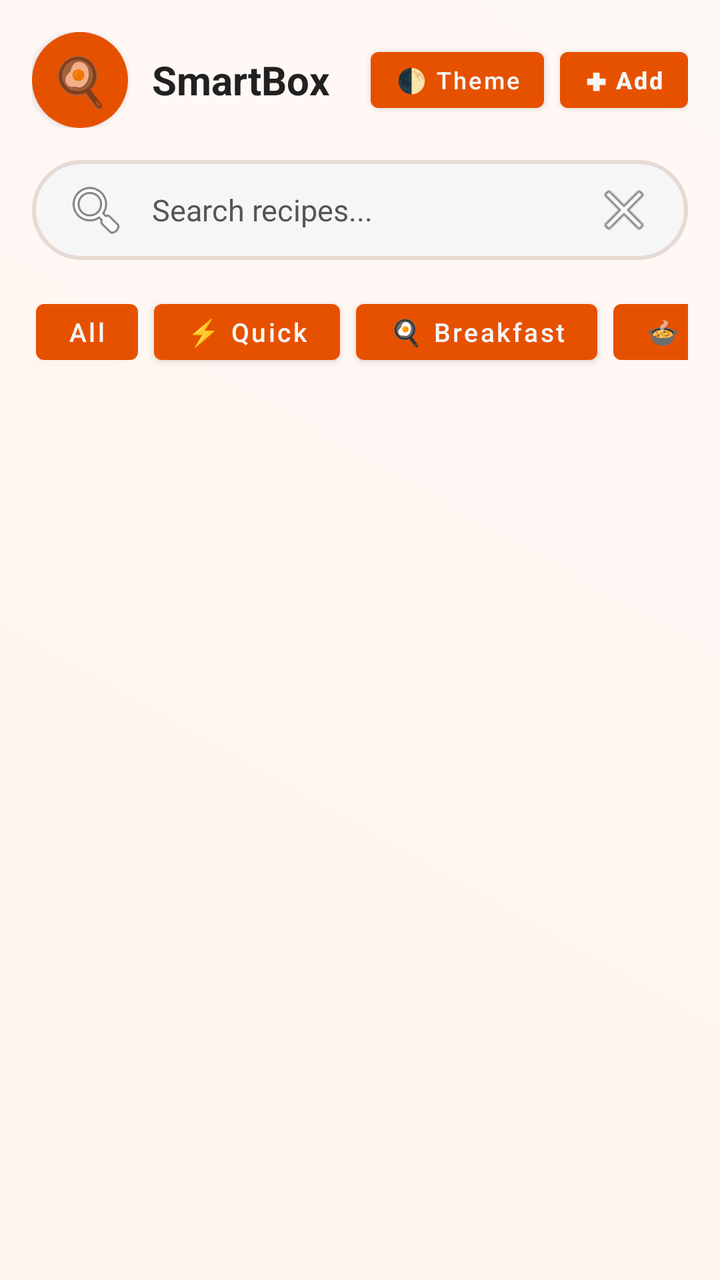
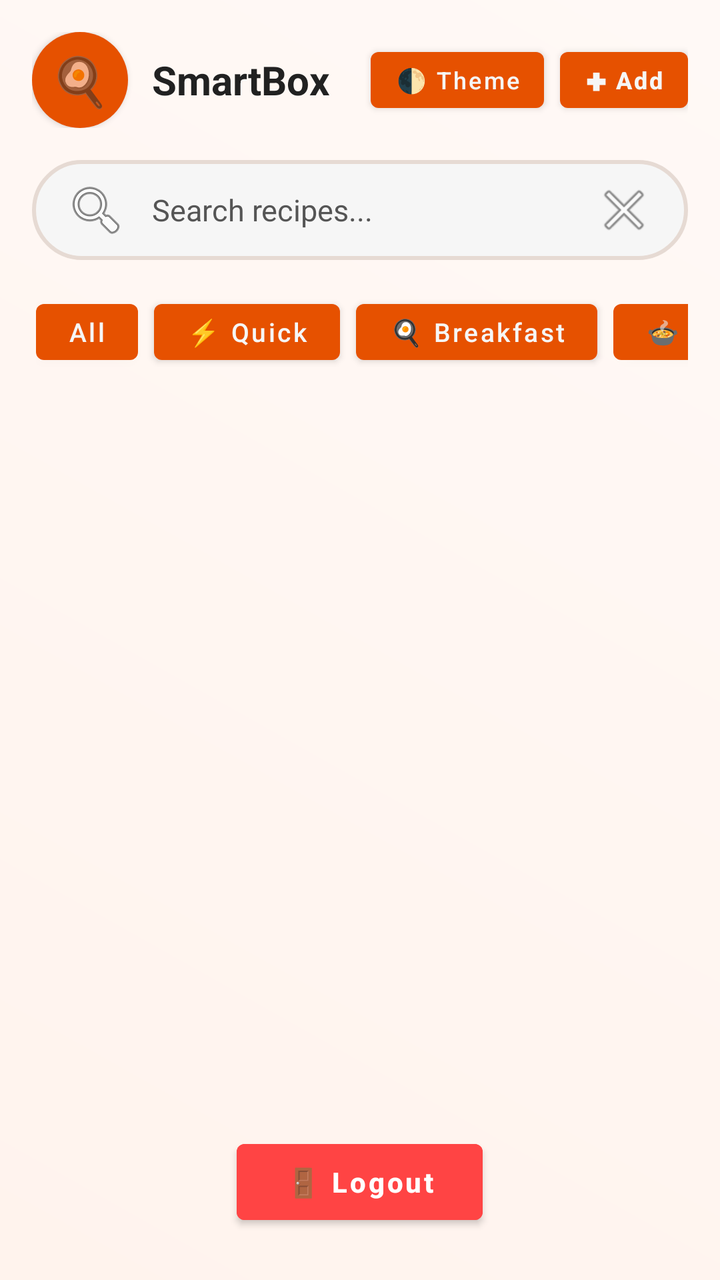

Two renders of the same Android screen: before a commit and after it. Below are the layout's source before the change and the commit's diff.
<!-- AndroidManifest.xml: application theme Theme.SmartRecipeBox -->
<!-- res/layout/fragment_recipe_list.xml -->
<?xml version="1.0" encoding="utf-8"?>
<LinearLayout xmlns:android="http://schemas.android.com/apk/res/android"
    android:layout_width="match_parent"
    android:layout_height="match_parent"
    android:orientation="vertical"
    android:background="@drawable/bg_app_gradient"
    android:padding="16dp">

    
    <LinearLayout
        android:layout_width="match_parent"
        android:layout_height="wrap_content"
        android:orientation="horizontal"
        android:gravity="center_vertical"
        android:layout_marginBottom="16dp">

        <TextView
            android:layout_width="48dp"
            android:layout_height="48dp"
            android:background="@drawable/bg_logo_circle"
            android:text="🍳"
            android:textSize="24sp"
            android:gravity="center"
            android:layout_marginEnd="12dp"
            android:elevation="2dp"/>

        <TextView
            android:id="@+id/tv_title_header"
            android:layout_width="0dp"
            android:layout_height="wrap_content"
            android:layout_weight="1"
            android:text="SmartBox"
            android:textColor="@color/text_primary"
            android:textSize="20sp"
            android:textStyle="bold" />

        <Button
            android:id="@+id/btn_theme_toggle"
            android:layout_width="wrap_content"
            android:layout_height="40dp"
            android:layout_marginEnd="8dp"
            android:minWidth="0dp"
            android:paddingHorizontal="12dp"
            android:text="🌓 Theme"
            android:textAllCaps="false"
            android:textColor="@color/white"
            android:textSize="12sp" />

        <Button
            android:id="@+id/btn_add_recipe"
            android:layout_width="wrap_content"
            android:layout_height="40dp"
            android:minWidth="0dp"
            android:paddingHorizontal="12dp"
            android:text="✚ Add"
            android:textAllCaps="false"
            android:textColor="@color/white"
            android:textSize="12sp"
            android:textStyle="bold" />
    </LinearLayout>

    
    <EditText
        android:id="@+id/et_search"
        android:layout_width="match_parent"
        android:layout_height="50dp"
        android:layout_marginBottom="16dp"
        android:background="@drawable/search_bar_background"
        android:drawableStart="@android:drawable/ic_menu_search"
        android:drawableEnd="@android:drawable/ic_menu_close_clear_cancel"
        android:drawablePadding="12dp"
        android:hint="@string/search_hint"
        android:inputType="text"
        android:paddingStart="16dp"
        android:paddingEnd="16dp"
        android:textColor="@color/text_primary"
        android:textColorHint="@color/text_secondary"
        android:textSize="15sp" />

    
    <HorizontalScrollView
        android:id="@+id/horizontalScrollView"
        android:layout_width="match_parent"
        android:layout_height="wrap_content"
        android:scrollbars="none"
        android:layout_marginBottom="16dp">

        <LinearLayout
            android:layout_width="wrap_content"
            android:layout_height="wrap_content"
            android:orientation="horizontal"
            android:paddingStart="2dp"
            android:paddingEnd="16dp">

            <Button
                android:id="@+id/chip_all"
                android:layout_width="wrap_content"
                android:layout_height="40dp"
                android:layout_marginEnd="8dp"
                android:minWidth="0dp"
                android:paddingHorizontal="16dp"
                android:text="All"
                android:textAllCaps="false"
                android:textColor="@color/white"
                android:textSize="13sp" />

            <Button
                android:id="@+id/chip_quick"
                android:layout_width="wrap_content"
                android:layout_height="40dp"
                android:layout_marginEnd="8dp"
                android:minWidth="0dp"
                android:paddingHorizontal="16dp"
                android:text="⚡ Quick"
                android:textAllCaps="false"
                android:textColor="@color/white"
                android:textSize="13sp" />

            <Button
                android:id="@+id/chip_breakfast"
                android:layout_width="wrap_content"
                android:layout_height="40dp"
                android:layout_marginEnd="8dp"
                android:minWidth="0dp"
                android:paddingHorizontal="16dp"
                android:text="🍳 Breakfast"
                android:textAllCaps="false"
                android:textColor="@color/white"
                android:textSize="13sp" />

            <Button
                android:id="@+id/chip_dinner"
                android:layout_width="wrap_content"
                android:layout_height="40dp"
                android:layout_marginEnd="8dp"
                android:minWidth="0dp"
                android:paddingHorizontal="16dp"
                android:text="🍲 Dinner"
                android:textAllCaps="false"
                android:textColor="@color/white"
                android:textSize="13sp" />

            <Button
                android:id="@+id/chip_dessert"
                android:layout_width="wrap_content"
                android:layout_height="40dp"
                android:layout_marginEnd="8dp"
                android:minWidth="0dp"
                android:paddingHorizontal="16dp"
                android:text="🍰 Dessert"
                android:textAllCaps="false"
                android:textColor="@color/white"
                android:textSize="13sp" />
        </LinearLayout>
    </HorizontalScrollView>

    
    <ScrollView
        android:layout_width="match_parent"
        android:layout_height="0dp"
        android:layout_weight="1"
        android:fillViewport="true">

        <LinearLayout
            android:id="@+id/recipes_container"
            android:layout_width="match_parent"
            android:layout_height="wrap_content"
            android:orientation="vertical" />
    </ScrollView>

</LinearLayout>
<!-- resources referenced by this layout -->
<resources>
  <color name="text_primary">#212121</color>
  <color name="text_secondary">#555555</color>
  <color name="white">#F6F6F6</color>
  <!-- drawable bg_app_gradient (drawable) -->
  <?xml version="1.0" encoding="utf-8"?>
  <shape xmlns:android="http://schemas.android.com/apk/res/android"
      android:shape="rectangle">
      <gradient
          android:startColor="@color/bg_start"
          android:endColor="@color/bg_end"
          android:angle="45" />
  </shape>
  <!-- drawable bg_logo_circle (drawable) -->
  <?xml version="1.0" encoding="utf-8"?>
  <shape xmlns:android="http://schemas.android.com/apk/res/android"
      android:shape="oval">
      <solid android:color="@color/primary"/>
  </shape>
  <!-- drawable search_bar_background (drawable) -->
  <?xml version="1.0" encoding="utf-8"?>
  <shape xmlns:android="http://schemas.android.com/apk/res/android"
      android:shape="rectangle">
      <solid android:color="@color/card_surface"/>
      <stroke android:width="2dp" android:color="@color/border_color"/>
      <corners android:radius="28dp" />
  </shape>
  <string name="search_hint">Search recipes...</string>
  <style name="Theme.SmartRecipeBox" parent="Theme.MaterialComponents.DayNight.NoActionBar">
          <item name="colorPrimary">@color/primary</item>
          <item name="colorPrimaryVariant">@color/primary_dark</item>
          <item name="colorSecondary">@color/accent</item>
  
          <item name="android:windowBackground">@color/bg_start</item>
          <item name="android:textColorPrimary">@color/text_primary</item>
  
          <item name="android:statusBarColor">@color/primary_dark</item>
  
          <item name="android:navigationBarColor">@color/primary_dark</item>
      </style>
  <color name="bg_start">#FFF3ED</color>
  <color name="bg_end">#FFF9F6</color>
  <color name="primary">#E65100</color>
  <color name="card_surface">#F6F6F6</color>
  <color name="border_color">#E6DAD3</color>
  <color name="primary_dark">#BF360C</color>
  <color name="accent">#FF9100</color>
</resources>

<!-- the commit's change to res/layout/fragment_recipe_list.xml (unified diff, before → after) -->
@@ -1,171 +1,197 @@
 <?xml version="1.0" encoding="utf-8"?>
-<LinearLayout xmlns:android="http://schemas.android.com/apk/res/android"
+<RelativeLayout xmlns:android="http://schemas.android.com/apk/res/android"
     android:layout_width="match_parent"
     android:layout_height="match_parent"
-    android:orientation="vertical"
-    android:background="@drawable/bg_app_gradient"
-    android:padding="16dp">
+    android:background="@drawable/bg_app_gradient">
 
     
     <LinearLayout
         android:layout_width="match_parent"
-        android:layout_height="wrap_content"
-        android:orientation="horizontal"
-        android:gravity="center_vertical"
-        android:layout_marginBottom="16dp">
+        android:layout_height="match_parent"
+        android:orientation="vertical"
+        android:padding="16dp">
 
-        <TextView
-            android:layout_width="48dp"
-            android:layout_height="48dp"
-            android:background="@drawable/bg_logo_circle"
-            android:text="🍳"
-            android:textSize="24sp"
-            android:gravity="center"
-            android:layout_marginEnd="12dp"
-            android:elevation="2dp"/>
-
-        <TextView
-            android:id="@+id/tv_title_header"
-            android:layout_width="0dp"
-            android:layout_height="wrap_content"
-            android:layout_weight="1"
-            android:text="SmartBox"
-            android:textColor="@color/text_primary"
-            android:textSize="20sp"
-            android:textStyle="bold" />
-
-        <Button
-            android:id="@+id/btn_theme_toggle"
-            android:layout_width="wrap_content"
-            android:layout_height="40dp"
-            android:layout_marginEnd="8dp"
-            android:minWidth="0dp"
-            android:paddingHorizontal="12dp"
-            android:text="🌓 Theme"
-            android:textAllCaps="false"
-            android:textColor="@color/white"
-            android:textSize="12sp" />
-
-        <Button
-            android:id="@+id/btn_add_recipe"
-            android:layout_width="wrap_content"
-            android:layout_height="40dp"
-            android:minWidth="0dp"
-            android:paddingHorizontal="12dp"
-            android:text="✚ Add"
-            android:textAllCaps="false"
-            android:textColor="@color/white"
-            android:textSize="12sp"
-            android:textStyle="bold" />
-    </LinearLayout>
-
-    
-    <EditText
-        android:id="@+id/et_search"
-        android:layout_width="match_parent"
-        android:layout_height="50dp"
-        android:layout_marginBottom="16dp"
-        android:background="@drawable/search_bar_background"
-        android:drawableStart="@android:drawable/ic_menu_search"
-        android:drawableEnd="@android:drawable/ic_menu_close_clear_cancel"
-        android:drawablePadding="12dp"
-        android:hint="@string/search_hint"
-        android:inputType="text"
-        android:paddingStart="16dp"
-        android:paddingEnd="16dp"
-        android:textColor="@color/text_primary"
-        android:textColorHint="@color/text_secondary"
-        android:textSize="15sp" />
-
-    
-    <HorizontalScrollView
-        android:id="@+id/horizontalScrollView"
-        android:layout_width="match_parent"
-        android:layout_height="wrap_content"
-        android:scrollbars="none"
-        android:layout_marginBottom="16dp">
-
+        
         <LinearLayout
-            android:layout_width="wrap_content"
+            android:layout_width="match_parent"
             android:layout_height="wrap_content"
             android:orientation="horizontal"
-            android:paddingStart="2dp"
-            android:paddingEnd="16dp">
+            android:gravity="center_vertical"
+            android:layout_marginBottom="16dp">
+
+            <TextView
+                android:layout_width="48dp"
+                android:layout_height="48dp"
+                android:background="@drawable/bg_logo_circle"
+                android:text="🍳"
+                android:textSize="24sp"
+                android:gravity="center"
+                android:layout_marginEnd="12dp"
+                android:elevation="2dp"/>
+
+            <TextView
+                android:id="@+id/tv_title_header"
+                android:layout_width="0dp"
+                android:layout_height="wrap_content"
+                android:layout_weight="1"
+                android:text="SmartBox"
+                android:textColor="@color/text_primary"
+                android:textSize="20sp"
+                android:textStyle="bold"
+                android:maxLines="1" />
 
             <Button
-                android:id="@+id/chip_all"
+                android:id="@+id/btn_theme_toggle"
                 android:layout_width="wrap_content"
                 android:layout_height="40dp"
                 android:layout_marginEnd="8dp"
                 android:minWidth="0dp"
-                android:paddingHorizontal="16dp"
-                android:text="All"
+                android:paddingHorizontal="12dp"
+                android:text="🌓 Theme"
                 android:textAllCaps="false"
                 android:textColor="@color/white"
-                android:textSize="13sp" />
+                android:textSize="12sp" />
 
             <Button
-                android:id="@+id/chip_quick"
+                android:id="@+id/btn_add_recipe"
                 android:layout_width="wrap_content"
                 android:layout_height="40dp"
-                android:layout_marginEnd="8dp"
                 android:minWidth="0dp"
-                android:paddingHorizontal="16dp"
-                android:text="⚡ Quick"
+                android:paddingHorizontal="12dp"
+                android:text="✚ Add"
                 android:textAllCaps="false"
                 android:textColor="@color/white"
-                android:textSize="13sp" />
+                android:textSize="12sp"
+                android:textStyle="bold" />
+        </LinearLayout>
 
-            <Button
-                android:id="@+id/chip_breakfast"
+        
+        <EditText
+            android:id="@+id/et_search"
+            android:layout_width="match_parent"
+            android:layout_height="50dp"
+            android:layout_marginBottom="16dp"
+            android:background="@drawable/search_bar_background"
+            android:drawableStart="@android:drawable/ic_menu_search"
+            android:drawableEnd="@android:drawable/ic_menu_close_clear_cancel"
+            android:drawablePadding="12dp"
+            android:hint="@string/search_hint"
+            android:inputType="text"
+            android:paddingStart="16dp"
+            android:paddingEnd="16dp"
+            android:textColor="@color/text_primary"
+            android:textColorHint="@color/text_secondary"
+            android:textSize="15sp" />
+
+        
+        <HorizontalScrollView
+            android:id="@+id/horizontalScrollView"
+            android:layout_width="match_parent"
+            android:layout_height="wrap_content"
+            android:scrollbars="none"
+            android:layout_marginBottom="16dp">
+
+            <LinearLayout
                 android:layout_width="wrap_content"
-                android:layout_height="40dp"
-                android:layout_marginEnd="8dp"
-                android:minWidth="0dp"
-                android:paddingHorizontal="16dp"
-                android:text="🍳 Breakfast"
-                android:textAllCaps="false"
-                android:textColor="@color/white"
-                android:textSize="13sp" />
+                android:layout_height="wrap_content"
+                android:orientation="horizontal"
+                android:paddingStart="2dp"
+                android:paddingEnd="16dp">
 
-            <Button
-                android:id="@+id/chip_dinner"
-                android:layout_width="wrap_content"
-                android:layout_height="40dp"
-                android:layout_marginEnd="8dp"
-                android:minWidth="0dp"
-                android:paddingHorizontal="16dp"
-                android:text="🍲 Dinner"
-                android:textAllCaps="false"
-                android:textColor="@color/white"
-                android:textSize="13sp" />
+                <Button
+                    android:id="@+id/chip_all"
+                    android:layout_width="wrap_content"
+                    android:layout_height="40dp"
+                    android:layout_marginEnd="8dp"
+                    android:minWidth="0dp"
+                    android:paddingHorizontal="16dp"
+                    android:text="All"
+                    android:textAllCaps="false"
+                    android:textColor="@color/white"
+                    android:textSize="13sp" />
 
-            <Button
-                android:id="@+id/chip_dessert"
-                android:layout_width="wrap_content"
-                android:layout_height="40dp"
-                android:layout_marginEnd="8dp"
-                android:minWidth="0dp"
-                android:paddingHorizontal="16dp"
-                android:text="🍰 Dessert"
-                android:textAllCaps="false"
-                android:textColor="@color/white"
-                android:textSize="13sp" />
-        </LinearLayout>
-    </HorizontalScrollView>
+                <Button
+                    android:id="@+id/chip_quick"
+                    android:layout_width="wrap_content"
+                    android:layout_height="40dp"
+                    android:layout_marginEnd="8dp"
+                    android:minWidth="0dp"
+                    android:paddingHorizontal="16dp"
+                    android:text="⚡ Quick"
+                    android:textAllCaps="false"
+                    android:textColor="@color/white"
+                    android:textSize="13sp" />
+
+                <Button
+                    android:id="@+id/chip_breakfast"
+                    android:layout_width="wrap_content"
+                    android:layout_height="40dp"
+                    android:layout_marginEnd="8dp"
+                    android:minWidth="0dp"
+                    android:paddingHorizontal="16dp"
+                    android:text="🍳 Breakfast"
+                    android:textAllCaps="false"
+                    android:textColor="@color/white"
+                    android:textSize="13sp" />
+
+                <Button
+                    android:id="@+id/chip_dinner"
+                    android:layout_width="wrap_content"
+                    android:layout_height="40dp"
+                    android:layout_marginEnd="8dp"
+                    android:minWidth="0dp"
+                    android:paddingHorizontal="16dp"
+                    android:text="🍲 Dinner"
+                    android:textAllCaps="false"
+                    android:textColor="@color/white"
+                    android:textSize="13sp" />
+
+                <Button
+                    android:id="@+id/chip_dessert"
+                    android:layout_width="wrap_content"
+                    android:layout_height="40dp"
+                    android:layout_marginEnd="8dp"
+                    android:minWidth="0dp"
+                    android:paddingHorizontal="16dp"
+                    android:text="🍰 Dessert"
+                    android:textAllCaps="false"
+                    android:textColor="@color/white"
+                    android:textSize="13sp" />
+            </LinearLayout>
+        </HorizontalScrollView>
+
+        
+        <ScrollView
+            android:layout_width="match_parent"
+            android:layout_height="0dp"
+            android:layout_weight="1"
+            android:fillViewport="true">
+
+            <LinearLayout
+                android:id="@+id/recipes_container"
+                android:layout_width="match_parent"
+                android:layout_height="wrap_content"
+                android:orientation="vertical"
+                android:paddingBottom="80dp" /> 
+        </ScrollView>
+
+    </LinearLayout>
 
     
-    <ScrollView
-        android:layout_width="match_parent"
-        android:layout_height="0dp"
-        android:layout_weight="1"
-        android:fillViewport="true">
+    <Button
+        android:id="@+id/btnLogout"
+        android:layout_width="wrap_content"
+        android:layout_height="50dp"
+        android:layout_alignParentBottom="true"
+        android:layout_centerHorizontal="true"
+        android:layout_marginBottom="24dp"
+        android:paddingHorizontal="24dp"
+        android:text="🚪 Logout"
+        android:textAllCaps="false"
+        android:backgroundTint="#FF4444"
+        android:textColor="@android:color/white"
+        android:textSize="14sp"
+        android:textStyle="bold"
+        android:elevation="8dp" />
 
-        <LinearLayout
-            android:id="@+id/recipes_container"
-            android:layout_width="match_parent"
-            android:layout_height="wrap_content"
-            android:orientation="vertical" />
-    </ScrollView>
-
-</LinearLayout>
+</RelativeLayout>
